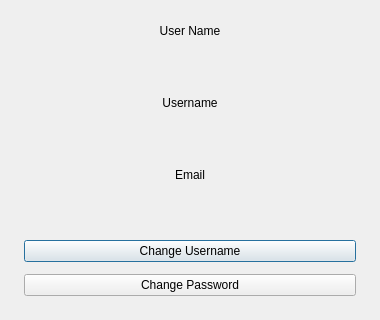
Before: the Qt Designer form userprofile.ui in anshu-ho-la/buspass, drawn with Qt 5.
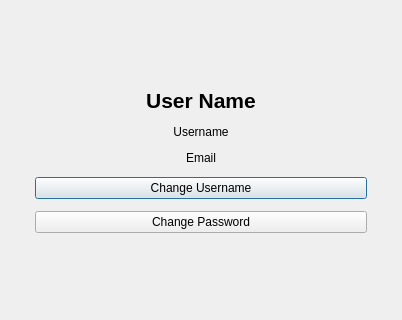
After: the same form once the commit is applied.

Diff of the .ui file:
```diff
--- a/userprofile.ui
+++ b/userprofile.ui
@@ -13,6 +13,49 @@
   <property name="windowTitle">
    <string>User Profile</string>
   </property>
+  <layout class="QVBoxLayout" name="outerLayout">
+   <item>
+    <spacer name="topSpacer">
+     <property name="orientation">
+      <enum>Qt::Orientation::Vertical</enum>
+     </property>
+     <property name="sizeHint" stdset="0">
+      <size>
+       <width>20</width>
+       <height>40</height>
+      </size>
+     </property>
+    </spacer>
+   </item>
+   <item>
+    <layout class="QHBoxLayout" name="centerRow">
+     <item>
+      <spacer name="leftSpacer">
+       <property name="orientation">
+        <enum>Qt::Orientation::Horizontal</enum>
+       </property>
+       <property name="sizeHint" stdset="0">
+        <size>
+         <width>40</width>
+         <height>20</height>
+        </size>
+       </property>
+      </spacer>
+     </item>
+     <item>
+      <widget class="QWidget" name="formCard">
+       <property name="minimumSize">
+        <size>
+         <width>380</width>
+         <height>0</height>
+        </size>
+       </property>
+       <property name="maximumSize">
+        <size>
+         <width>420</width>
+         <height>16777215</height>
+        </size>
+       </property>
   <layout class="QVBoxLayout" name="mainLayout">
    <property name="spacing">
     <number>12</number>
@@ -31,6 +74,12 @@
    </property>
    <item>
     <widget class="QLabel" name="UserNameLabel">
+          <property name="font">
+           <font>
+            <pointsize>16</pointsize>
+            <bold>true</bold>
+           </font>
+          </property>
      <property name="text">
       <string>User Name</string>
      </property>
@@ -72,6 +121,37 @@
       <string>Change Password</string>
      </property>
     </widget>
+        </item>
+       </layout>
+      </widget>
+     </item>
+     <item>
+      <spacer name="rightSpacer">
+       <property name="orientation">
+        <enum>Qt::Orientation::Horizontal</enum>
+       </property>
+       <property name="sizeHint" stdset="0">
+        <size>
+         <width>40</width>
+         <height>20</height>
+        </size>
+       </property>
+      </spacer>
+     </item>
+    </layout>
+   </item>
+   <item>
+    <spacer name="bottomSpacer">
+     <property name="orientation">
+      <enum>Qt::Orientation::Vertical</enum>
+     </property>
+     <property name="sizeHint" stdset="0">
+      <size>
+       <width>20</width>
+       <height>40</height>
+      </size>
+     </property>
+    </spacer>
    </item>
   </layout>
  </widget>
```
Lines whose indentation alone changed are shown as unchanged.
